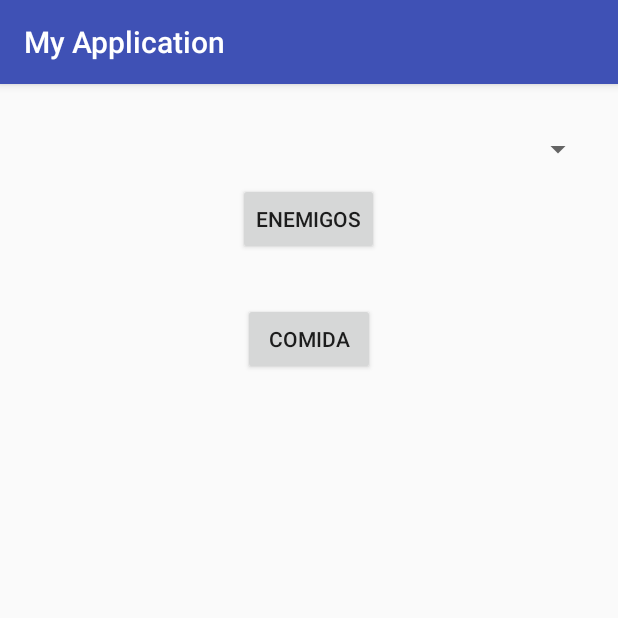
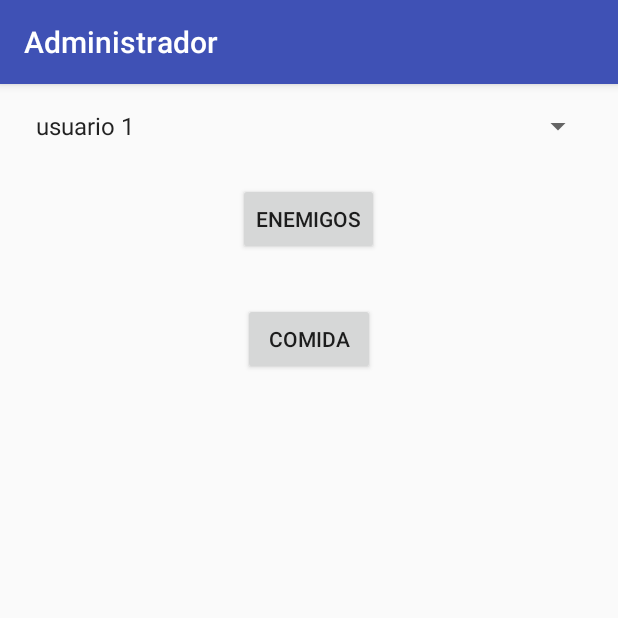
Before and after one commit to annier4/Taller2-Android-Redes, an Android app: the MainActivity screen opened directly, with no data from a screen before it, on a phone screen of 412 x 824 dp, the top half of it. Run offline under Robolectric (Android 15) with nearby library versions, the phone set to English and light mode, and no system bars; network calls fail; 2 statements that could not run were skipped.

```diff
--- a/app/src/main/AndroidManifest.xml
+++ b/app/src/main/AndroidManifest.xml
@@ -11,7 +11,7 @@
         <activity android:name=".MainActivity">
 
         </activity>
-        <activity android:name=".Esperando">
+        <activity android:name=".EsperandoActivity">
             <intent-filter>
                 <action android:name="android.intent.action.MAIN" />
 
--- a/app/src/main/java/com/example/estudiante/myapplication/Jugador.java
+++ b/app/src/main/java/com/example/estudiante/myapplication/Jugador.java
@@ -15,6 +15,11 @@ public class Jugador implements Serializable {
         this.g = g;
         this.b = b;
     }
+
+    public Jugador() {
+
+    }
+
 
     public int getId() {
         return id;
--- a/app/src/main/java/com/example/estudiante/myapplication/MainActivity.java
+++ b/app/src/main/java/com/example/estudiante/myapplication/MainActivity.java
@@ -15,6 +15,7 @@ public class MainActivity extends AppCompatActivity implements Observer {
     Button enemigo;
     Button comida;
     Spinner usuarios;
+    private String resp;
 
 
     @Override
@@ -37,17 +38,19 @@ public class MainActivity extends AppCompatActivity implements Observer {
         comida.setOnClickListener(new View.OnClickListener() {
             @Override
             public void onClick(View view) {
-                String mensaje= "add:comida";
+                String mensaje = "add:comida";
                 com.getInstance().enviarMensaje(mensaje);
             }
         });
 
+        Bundle b = getIntent().getExtras();
+        resp = b.getString("resultado");
 
     }
 
     @Override
     public void update(Observable o, Object arg) {
-        System.out.print("llego algo:"+arg);
+        System.out.print("llego algo:" + arg);
 
     }
 }
--- a/app/src/main/res/layout/activity_esperando.xml
+++ b/app/src/main/res/layout/activity_esperando.xml
@@ -8,7 +8,7 @@
     android:paddingLeft="@dimen/activity_horizontal_margin"
     android:paddingRight="@dimen/activity_horizontal_margin"
     android:paddingTop="@dimen/activity_vertical_margin"
-    tools:context="com.example.estudiante.myapplication.Esperando">
+    tools:context="com.example.estudiante.myapplication.EsperandoActivity">
 
     <TextView
         android:layout_width="wrap_content"
--- a/app/src/main/res/layout/activity_main.xml
+++ b/app/src/main/res/layout/activity_main.xml
@@ -16,7 +16,6 @@
         android:layout_height="wrap_content"
         android:layout_marginTop="50dp"
         android:id="@+id/enemigo"
-        android:layout_below="@+id/textView"
         android:layout_centerHorizontal="true" />
 
     <Button
@@ -32,8 +31,7 @@
         android:layout_width="match_parent"
         android:layout_height="wrap_content"
         android:id="@+id/usuarios"
-        android:layout_marginTop="15dp"
-        android:layout_alignParentTop="true"
+        android:entries="@array/usuarios"
         android:layout_alignParentStart="true" />
 
 </RelativeLayout>
--- a/app/src/main/res/values/strings.xml
+++ b/app/src/main/res/values/strings.xml
@@ -1,3 +1,13 @@
 <resources>
-    <string name="app_name">My Application</string>
+    <string name="app_name">Administrador</string>
+
+
+    <string-array name="usuarios">
+        <item>usuario 1</item>
+        <item>usuario 2</item>
+        <item>usuario 3</item>
+    </string-array>
+
+
+
 </resources>
```
Also changed, not shown: app/src/main/java/com/example/estudiante/myapplication/AsyncTask.java (deleted, +0 -16 lines), app/src/main/java/com/example/estudiante/myapplication/Comunicacion.java (+18 -18 lines), app/src/main/java/com/example/estudiante/myapplication/Esperando.java (deleted, +0 -53 lines), app/src/main/java/com/example/estudiante/myapplication/EsperandoActivity.java (added, +84 -0 lines), app/src/main/java/comun/AutoId.java (renamed from app/src/main/java/com/example/estudiante/myapplication/AutoId.java, +5 -4 lines).
